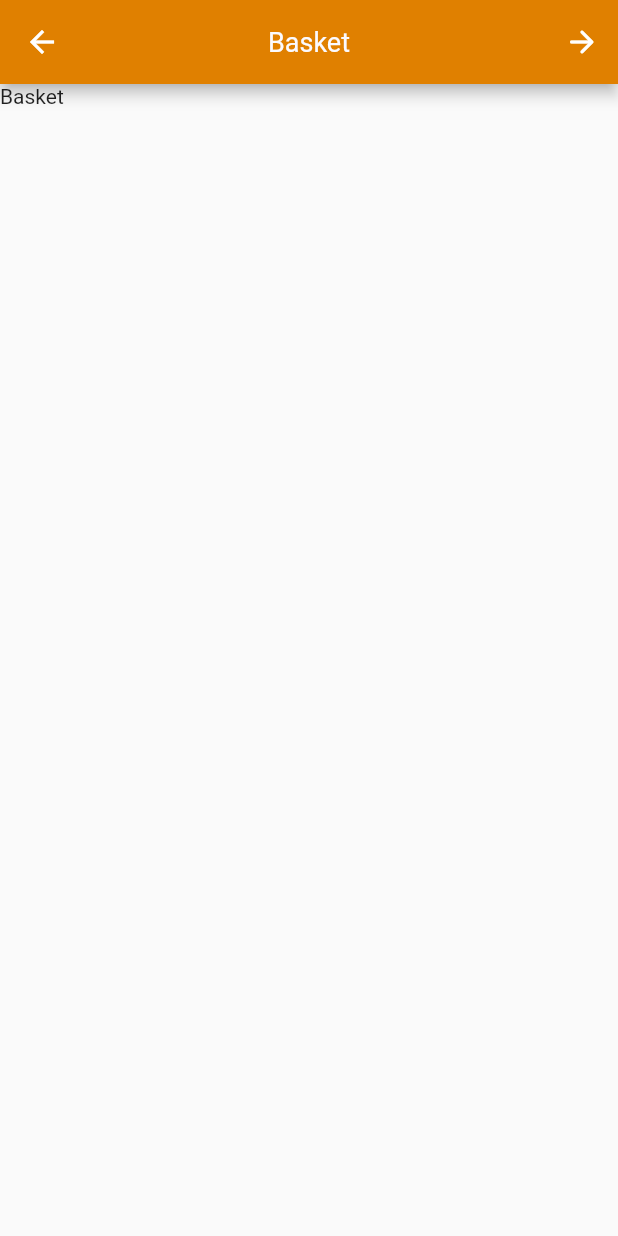
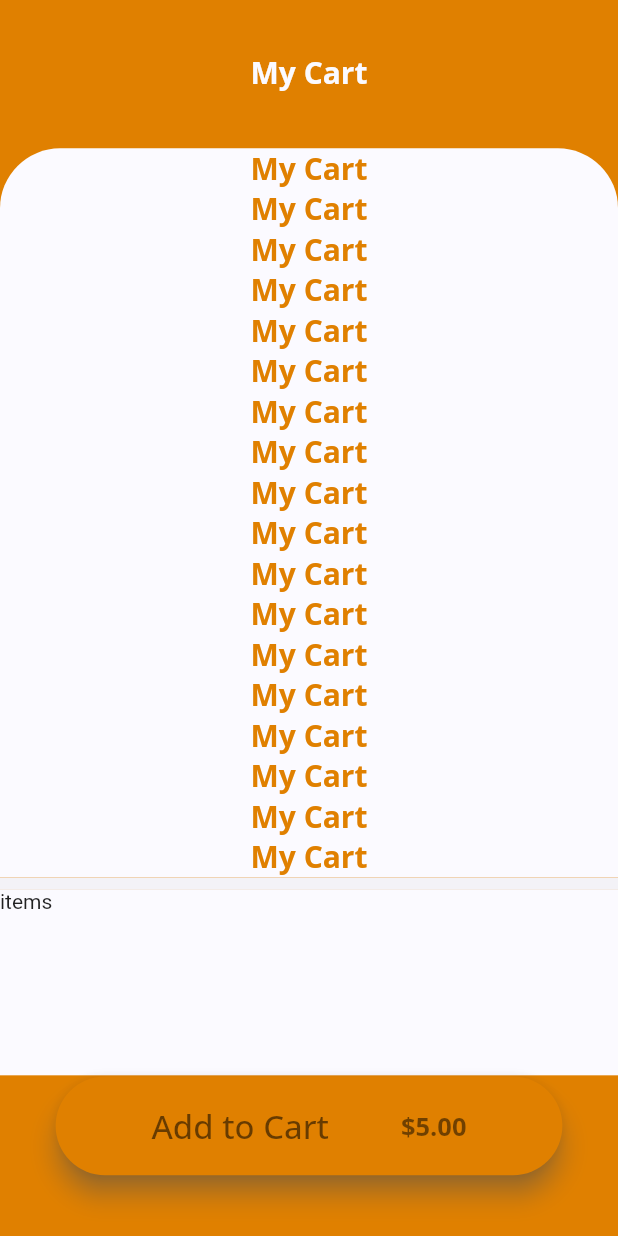
Before and after one commit to sami97-alnaji/sinbad_lunch, a Flutter app: the PageBasket screen opened directly, on a phone screen of 412 x 824 dp. Run offline on Flutter 3.47's test engine with Material 2 defaults, Android fonts, the phone set to English and light mode, and no system bars; drawn by our look-alikes of auto_size_text; our stand-ins replace cached_network_image, flutter_svg, fluttertoast, font_awesome_flutter, google_fonts, google_sign_in.

Commit message:
edit and add cart page 29-4-2022

```diff
--- a/lib/components/Colors/colors.dart
+++ b/lib/components/Colors/colors.dart
@@ -9,7 +9,8 @@ class ColorsApp {
       blak50 = const Color(0xff81827f),
       white1 = const Color(0xfffbfaff),//c9e5e7
       white = const Color(0xfff9f9f9),//Colors.white70
-      red1 = const Color(0xffc92424);
+      red1 = const Color(0xffc92424),
+      grey = const Color(0xfff3f2f7);
 
 // Color convertColors(String col){
 //   return Color(int.parse('0xff'+col));
--- /dev/null
+++ b/lib/components/Widget/AutoSText/AStx.dart
@@ -0,0 +1,40 @@
+import 'package:auto_size_text/auto_size_text.dart';
+import 'package:flutter/material.dart';
+import 'package:google_fonts/google_fonts.dart';
+import 'package:sinbad_lunch/components/Colors/colors.dart';
+
+class AStx extends StatefulWidget {
+  AStx(this.label, {this.size = 18, this.isBold = false,this.colr , Key? key})
+      : super(key: key);
+  String label;
+  bool? isBold;
+  double? size;
+  Color? colr;
+
+  @override
+  State<AStx> createState() => _AStxState();
+}
+
+/// it is
+///  Auto Size text
+///  use font from google Open Sans
+///  label is compulsory
+///
+///  optional
+///  size : fontSize (number)
+///  weight : fontWeight (boolean) default => false
+///
+
+class _AStxState extends State<AStx> {
+  @override
+  Widget build(BuildContext context) {
+    return AutoSizeText(
+      widget.label,
+      style: GoogleFonts.openSans(
+        fontSize: widget.size,
+        fontWeight: widget.isBold! ? FontWeight.bold : null,
+        color:widget.colr ?? ColorsApp.blak1 ,
+          ),
+    );
+  }
+}
--- a/lib/components/Widget/start_page/my_drawer.dart
+++ b/lib/components/Widget/start_page/my_drawer.dart
@@ -2,7 +2,7 @@ import 'package:flutter/material.dart';
 import 'package:sinbad_lunch/components/Colors/colors.dart';
 import 'package:sinbad_lunch/components/Widget/button/buttonTextSm.dart';
 import 'package:sinbad_lunch/components/Widget/dimensions.dart';
-import 'package:sinbad_lunch/package/page/Basket/page_basket.dart';
+import 'package:sinbad_lunch/package/page/CheckoutPages/page_basket.dart';
 import 'package:sinbad_lunch/package/page/auth/register.dart';
 import 'package:sinbad_lunch/package/page/page_Home.dart';
 import 'package:sinbad_lunch/package/page/page_about_us.dart';
--- a/lib/main.dart
+++ b/lib/main.dart
@@ -1,4 +1,5 @@
 import 'package:flutter/material.dart';
+import 'package:sinbad_lunch/package/page/CheckoutPages/page_basket.dart';
 import 'package:sinbad_lunch/package/page/auth/register.dart';
 import 'package:sinbad_lunch/package/page/page_Home.dart';
 import 'package:sinbad_lunch/package/page/page_about_us.dart';
@@ -21,7 +22,7 @@ class SinbadsLunch extends StatelessWidget {
       theme: ThemeData(
         // primarySwatch: Colors.deepPurple,
       ),
-      home: PageProduct(title: '55f5f5',), //PageHome(),//PageSplash(),//Register(),
+      home:const PageBasket(), //PageProduct(title: '55f5f5',), //PageHome(),//PageSplash(),//Register(),
     );
   }
 }
--- a/lib/package/page/Basket/page_basket.dart
+++ /dev/null
@@ -1,21 +0,0 @@
-import 'package:flutter/material.dart';
-import 'package:sinbad_lunch/components/Widget/start_page/my_app_bar.dart';
-
-class PageBasket extends StatefulWidget {
-  const PageBasket({Key? key}) : super(key: key);
-
-  @override
-  State<PageBasket> createState() => _PageBasketState();
-}
-
-class _PageBasketState extends State<PageBasket> {
-  @override
-  Widget build(BuildContext context) {
-    return Scaffold(
-        appBar: MyAppBar(titel: 'Basket'),
-      body: Container(child: Text('Basket'),),
-    );
-
-
-  }
-}
--- /dev/null
+++ b/lib/package/page/CheckoutPages/page_basket.dart
@@ -0,0 +1,285 @@
+import 'package:flutter/cupertino(1).dart';
+import 'package:flutter/material.dart';
+import 'package:sinbad_lunch/components/Colors/colors.dart';
+import 'package:sinbad_lunch/components/Widget/AutoSText/AStx.dart';
+import 'package:sinbad_lunch/components/Widget/dimensions.dart';
+import 'package:sinbad_lunch/package/page/CheckoutPages/page_Checkout.dart';
+
+class PageBasket extends StatefulWidget {
+  const PageBasket({Key? key}) : super(key: key);
+
+  @override
+  State<PageBasket> createState() => _PageBasketState();
+}
+
+class _PageBasketState extends State<PageBasket> {
+  /***************************************/
+  bool isLoading = false;
+  @override
+  Widget build(BuildContext context) {
+    return Scaffold(
+      // appBar: MyAppBar(titel: 'Basket'),
+      body: Container(
+        color: ColorsApp.primColr,
+        // height: DimenApp.hightSc(context),
+        // width: DimenApp.widthSc(context),
+        child: Column(
+          children: [
+            //header in page "My Cart"
+            SizedBox(
+              height: DimenApp.hightSc(context, hightPy: 0.12 ),
+              child: Container(
+                padding: const EdgeInsets.only(top: 35),
+                child: AStx(
+                  'My Cart',
+                  size: 20,
+                  isBold: true,
+                  colr: ColorsApp.white1,
+                ),
+              ),
+            ),
+            Container(
+              width: DimenApp.widthSc(context),
+              height: DimenApp.hightSc(context, hightPy: 0.59),
+              child: SingleChildScrollView(
+                // color: ColorsApp.white1,
+                child: Column(
+                  children: [
+                    AStx(
+                      'My Cart',
+                      size: 20,
+                      isBold: true,
+                      colr: ColorsApp.primColr,
+                    ),
+                    AStx(
+                      'My Cart',
+                      size: 20,
+                      isBold: true,
+                      colr: ColorsApp.primColr,
+                    ),
+                    AStx(
+                      'My Cart',
+                      size: 20,
+                      isBold: true,
+                      colr: ColorsApp.primColr,
+                    ),
+                    AStx(
+                      'My Cart',
+                      size: 20,
+                      isBold: true,
+                      colr: ColorsApp.primColr,
+                    ),
+                    AStx(
+                      'My Cart',
+                      size: 20,
+                      isBold: true,
+                      colr: ColorsApp.primColr,
+                    ),
+                    AStx(
+                      'My Cart',
+                      size: 20,
+                      isBold: true,
+                      colr: ColorsApp.primColr,
+                    ),
+                    AStx(
+                      'My Cart',
+                      size: 20,
+                      isBold: true,
+                      colr: ColorsApp.primColr,
+                    ),
+                    AStx(
+                      'My Cart',
+                      size: 20,
+                      isBold: true,
+                      colr: ColorsApp.primColr,
+                    ),
+                    AStx(
+                      'My Cart',
+                      size: 20,
+                      isBold: true,
+                      colr: ColorsApp.primColr,
+                    ),
+                    AStx(
+                      'My Cart',
+                      size: 20,
+                      isBold: true,
+                      colr: ColorsApp.primColr,
+                    ),
+                    AStx(
+                      'My Cart',
+                      size: 20,
+                      isBold: true,
+                      colr: ColorsApp.primColr,
+                    ),
+                    AStx(
+                      'My Cart',
+                      size: 20,
+                      isBold: true,
+                      colr: ColorsApp.primColr,
+                    ),
+                    AStx(
+                      'My Cart',
+                      size: 20,
+                      isBold: true,
+                      colr: ColorsApp.primColr,
+                    ),
+                    AStx(
+                      'My Cart',
+                      size: 20,
+                      isBold: true,
+                      colr: ColorsApp.primColr,
+                    ),
+                    AStx(
+                      'My Cart',
+                      size: 20,
+                      isBold: true,
+                      colr: ColorsApp.primColr,
+                    ),
+                    AStx(
+                      'My Cart',
+                      size: 20,
+                      isBold: true,
+                      colr: ColorsApp.primColr,
+                    ),
+                    AStx(
+                      'My Cart',
+                      size: 20,
+                      isBold: true,
+                      colr: ColorsApp.primColr,
+                    ),
+                    AStx(
+                      'My Cart',
+                      size: 20,
+                      isBold: true,
+                      colr: ColorsApp.primColr,
+                    ),
+                    AStx(
+                      'My Cart',
+                      size: 20,
+                      isBold: true,
+                      colr: ColorsApp.primColr,
+                    ),
+                    AStx(
+                      'My 5d5d5d5dd',
+                      size: 20,
+                      isBold: true,
+                      colr: ColorsApp.primColr,
+                    ),
+                  ],
+                ),
+              ),
+              decoration: BoxDecoration(
+                color: ColorsApp.white1,
+                borderRadius: const BorderRadius.only(
+                  topRight: Radius.circular(40.0),
+                  // bottomRight: Radius.circular(40.0),
+                  topLeft: Radius.circular(40.0),
+                  // bottomLeft: Radius.circular(40.0),
+                ),
+              ),
+            ),
+
+            Container(
+              color: ColorsApp.grey,
+              height: DimenApp.hightSc(context, hightPy: 0.01),
+            ),
+            // Location and time
+            /************************************************************************/
+
+            SingleChildScrollView(
+              child: Column(
+                children: [    SizedBox(
+                    width: DimenApp.widthSc(context),
+                    height: DimenApp.hightSc(context, hightPy: 0.15),
+                    child: Container(
+                      color: ColorsApp.white1,
+                      child: Text('items'),
+                    ),
+                  ),
+                ],
+              ),
+            ),
+            //button 1 Submit
+            /************************************************************************/
+
+            Center(
+              child: Container(
+                height: DimenApp.hightSc(context, hightPy: 0.1),
+                width: DimenApp.widthSc(context),
+                padding: const EdgeInsets.only(bottom: 15),
+                alignment: Alignment.center,
+                child: SizedBox(
+                  height: DimenApp.hightSc(context, hightPy: 0.08),
+                  width: DimenApp.widthSc(context, widthPy: 0.82),
+                  child: ElevatedButton(
+                    style: ElevatedButton.styleFrom(
+                      shape: const StadiumBorder(),
+                      primary: ColorsApp.primColr,
+                      shadowColor: ColorsApp.blak50,
+                      elevation: 7,
+                    ),
+                    onPressed: () async {
+                      setState(() {
+                        isLoading = true;
+                      });
+                      await Future.delayed(const Duration(seconds: 5));
+                      setState(() {
+                        isLoading = false;
+                      });
+                      Navigator.push(
+                          context,
+                          MaterialPageRoute(
+                              builder: (BuildContext context) => Page_Checkout()));
+                    },
+                    child: (isLoading)
+                        ? const SizedBox(
+                        width: 30,
+                        height: 30,
+                        child: CircularProgressIndicator(
+                          color: Colors.white,
+                          strokeWidth: 1.5,
+                        ))
+                        : Row(
+                      mainAxisAlignment: MainAxisAlignment.spaceEvenly,
+                      children: [
+                        AStx(
+                          'Add to Cart',
+                          size: 22,
+                          colr: Colors.black54,
+                        ),
+                        // price item
+                        AStx(
+                          '\$5.00',
+                          size: 17,
+                          isBold: true,
+                          colr: Colors.black54.withOpacity(0.5),
+                        ),
+                        // AutoSizeText(
+                        //   'Add to Cart',
+                        //   style: GoogleFonts.oxygen(
+                        //     fontSize: 22,
+                        //     color: Colors.black54,
+                        //   ),
+                        // ),
+                        // price item
+                        // AutoSizeText('\$5.00',
+                        //     style: GoogleFonts.oxygen(
+                        //       fontSize: 17,
+                        //       fontWeight: FontWeight.bold,
+                        //       color: Colors.black54.withOpacity(0.5),
+                        //     )),
+                      ],
+                    ),
+                  ),
+                ),
+              ),
+            ),
+            /************************************************************************/
+          ],
+        ),
+      ),
+
+      // Container(child: Text('Basket'),),
+    );
+  }
+}
```
Also changed, not shown: lib/package/page/CheckoutPages/page_Checkout.dart (added, +22 -0 lines), lib/package/page/page_Home.dart (+40 -12 lines), lib/package/page/page_product.dart (+125 -54 lines).
